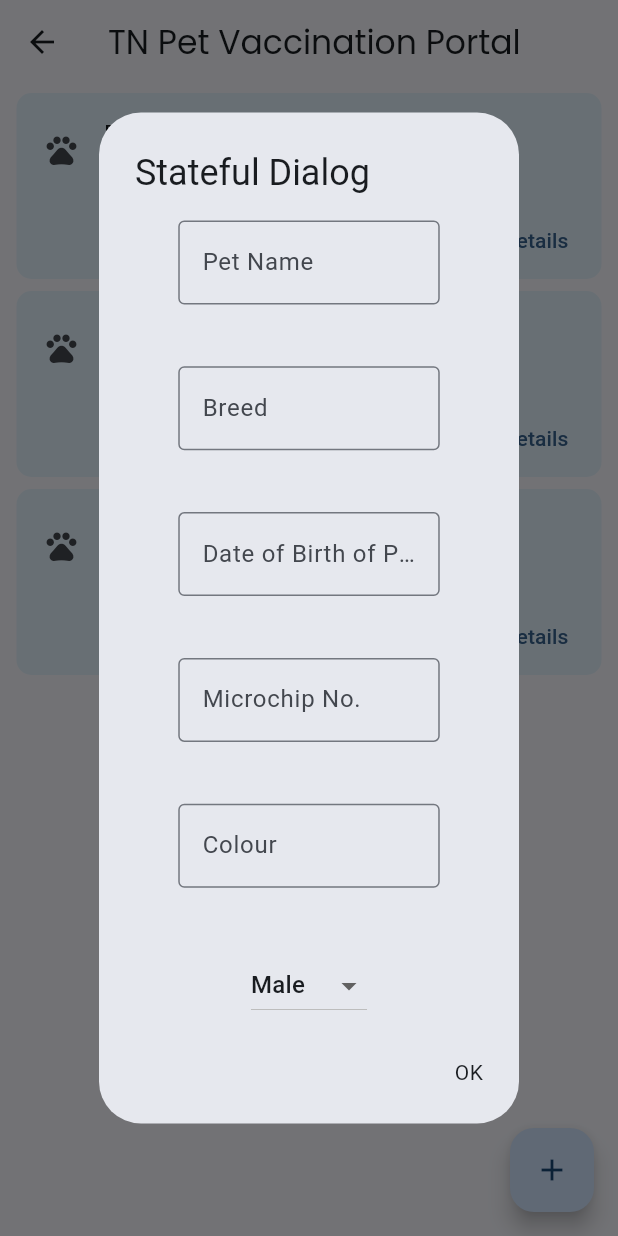
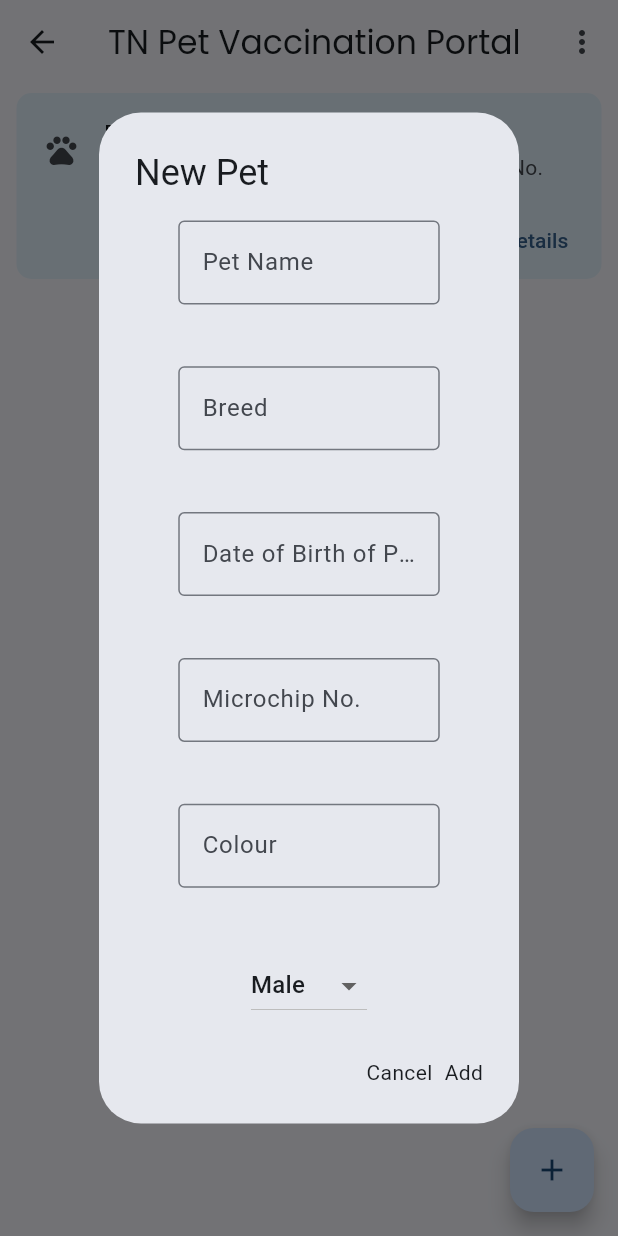
Before and after one commit to dineshb-exe/AnimalVaxFrontEnd, a Flutter app: the Dashboard screen opened by its route, after a tap on the "add" icon, on a phone screen of 412 x 824 dp. Run offline on Flutter 3.47's test engine with Material 2 defaults, Android fonts, the phone set to English and light mode, and no system bars; our stand-ins replace google_fonts, location.

```diff
--- a/lib/dashboard/dashboard_main.dart
+++ b/lib/dashboard/dashboard_main.dart
@@ -1,7 +1,6 @@
 import 'package:animal_vax/dashboard/utilities/dashboard_widget.dart';
 import 'package:animal_vax/dashboard/utilities/dialog_form.dart';
-import 'package:animal_vax/global_utilities/general_field.dart';
-import 'package:animal_vax/new_pet/utilities/new_pet_widget.dart';
+import 'package:animal_vax/routes.dart';
 import 'package:flutter/material.dart';
 import 'package:google_fonts/google_fonts.dart';
 
@@ -17,6 +16,21 @@ class Dashboard extends StatelessWidget {
           style: GoogleFonts.poppins(),
         ),
         centerTitle: true,
+        actions: [
+          PopupMenuButton(
+            onSelected: (String value){
+              if(value=="logout")
+              Navigator.popAndPushNamed(context, RouteManager.loginPage);
+              return null;
+            },
+            itemBuilder: (context) => [
+              PopupMenuItem(
+                child: Text("Logout"),
+                value: "logout",
+              ),
+            ]
+          ),
+        ],
       ),
       body: DashboardWidget(),
       floatingActionButton: FloatingActionButton(
@@ -28,23 +42,3 @@ class Dashboard extends StatelessWidget {
     );
   }
 }
-
-DialogForm(BuildContext context) {
-  showDialog(
-      context: context,
-      builder: (context) {
-        var formKey;
-          return AlertDialog(
-            content: NewPetWidget(),
-            title: Text('Stateful Dialog'),
-            actions: <Widget>[
-              InkWell(
-                child: Text('OK'),
-                onTap: () {
-                  Navigator.pop(context);
-                },
-              ),
-            ],
-          );
-      });
-}
--- a/lib/dashboard/utilities/dashboard_widget.dart
+++ b/lib/dashboard/utilities/dashboard_widget.dart
@@ -1,4 +1,5 @@
 import 'package:flutter/material.dart';
+import 'package:google_fonts/google_fonts.dart';
 
 class DashboardWidget extends StatefulWidget {
   const DashboardWidget({Key? key}) : super(key: key);
@@ -8,11 +9,11 @@ class DashboardWidget extends StatefulWidget {
 }
 
 class _DashboardWidgetState extends State<DashboardWidget> {
+  final List<String> entries = <String>['A'];
+  final List<int> colorCodes = <int>[600, 500, 100];
   @override
-  final List<String> entries = <String>['A', 'B', 'C'];
-  final List<int> colorCodes = <int>[600, 500, 100];
   Widget build(BuildContext context) {
-    return ListView.builder(
+    return (entries.isNotEmpty)?ListView.builder(
       padding: const EdgeInsets.all(8),
       itemCount: entries.length,
       itemBuilder: (BuildContext context,int index) {
@@ -35,7 +36,7 @@ class _DashboardWidgetState extends State<DashboardWidget> {
               ListTile(
                 leading: Icon(Icons.pets_rounded),
                 title: Text('Pet Name: ${entries[index]}'),
-                subtitle: Text('Species: Dog, Breed: X'),
+                subtitle: Text('Species: Dog, Breed: X, Gender, Microchip No.'),
               ),
               Row(
                 mainAxisAlignment: MainAxisAlignment.end,
@@ -56,6 +57,16 @@ class _DashboardWidgetState extends State<DashboardWidget> {
           ),
         );
       }
+    ):
+    Center(
+      child: Text(
+        "No pets were added",
+        style: GoogleFonts.poppins(
+          color: Colors.blue[800],
+          fontWeight: FontWeight.w500,
+          fontSize: 20.0,
+        ),
+      ),
     );
   }
 }
--- a/lib/dashboard/utilities/dialog_form.dart
+++ b/lib/dashboard/utilities/dialog_form.dart
@@ -1 +1,31 @@
+import 'package:animal_vax/new_pet/utilities/new_pet_widget.dart';
 import 'package:flutter/material.dart';
+DialogForm(BuildContext context) {
+  showDialog(
+      context: context,
+      builder: (context) {
+        var formKey;
+        return AlertDialog(
+          content: NewPetWidget(),
+          title: Text('New Pet'),
+          actions: <Widget>[
+            InkWell(
+              child: const Text(
+                'Cancel'
+              ),
+              onTap: () {
+                Navigator.pop(context);
+              },
+            ),
+            InkWell(
+              child: const Text(
+                  'Add'
+              ),
+              onTap: () {
+                Navigator.pop(context);
+              },
+            ),
+          ],
+        );
+      });
+}
--- a/lib/global_utilities/general_field.dart
+++ b/lib/global_utilities/general_field.dart
@@ -3,7 +3,8 @@ import 'package:flutter/material.dart';
 class GeneralField extends StatelessWidget {
   final String placeholder;
   final TextEditingController tc;
-  const GeneralField({Key? key, required this.placeholder, required this.tc}) : super(key: key);
+  final int validationType;
+  const GeneralField({Key? key, required this.placeholder, required this.tc, required this.validationType}) : super(key: key);
 
   @override
   Widget build(BuildContext context) {
@@ -15,6 +16,13 @@ class GeneralField extends StatelessWidget {
           border: const OutlineInputBorder(),
         ),
         controller: tc,
+        validator: (validationType==1)?(String? val){
+          if(val==null||val.isEmpty){
+            return "Please Enter some Text";
+          }
+          return null;
+        }
+        :null,
         obscureText: (placeholder=="Password"||placeholder=="Confirm Password")?true: false,
         enableSuggestions: true,
         autocorrect: true,
--- a/lib/new_pet/utilities/new_pet_widget.dart
+++ b/lib/new_pet/utilities/new_pet_widget.dart
@@ -26,22 +26,27 @@ class _NewPetWidgetState extends State<NewPetWidget> {
             GeneralField(
               placeholder:"Pet Name",
               tc: petNameCont,
+              validationType: 1,
             ),
             GeneralField(
               placeholder:"Breed",
               tc: breedCont,
+              validationType: 1,
             ),
             GeneralField(
               placeholder:"Date of Birth of Pet(DD/MM/YYYY)",
               tc: petAgeCont,
+              validationType: 1,
             ),
             GeneralField(
               placeholder:"Microchip No.",
               tc: microchipCont,
+              validationType: 0,
             ),
             GeneralField(
               placeholder:"Colour",
               tc: colorCont,
+              validationType: 1,
             ),
             DropdownButton(
                 value: dropdownVal,
--- a/pubspec.yaml
+++ b/pubspec.yaml
@@ -37,8 +37,11 @@ dependencies:
   cupertino_icons: ^1.0.2
   google_fonts: ^4.0.3
   location: ^4.4.0
-
+  json_annotation: ^4.8.1
+  http: ^1.1.0
 dev_dependencies:
+  build_runner: ^2.4.6
+  json_serializable: ^6.7.1
   flutter_test:
     sdk: flutter
 
```
Also changed, not shown: lib/location/location_main.dart (+9 -2 lines), lib/login/login_model.dart (added, +13 -0 lines), lib/login/utilities/login_services.dart (added, +15 -0 lines), lib/login/utilities/login_widget.dart (+25 -11 lines), lib/registration/reg_model.dart (added, +15 -0 lines), lib/registration/reg_services.dart (added, +13 -0 lines), lib/registration/utilities/register_widget.dart (+33 -6 lines), lib/login/login_model.g.dart (added), lib/registration/reg_model.g.dart (added), pubspec.lock, 1 other file.
